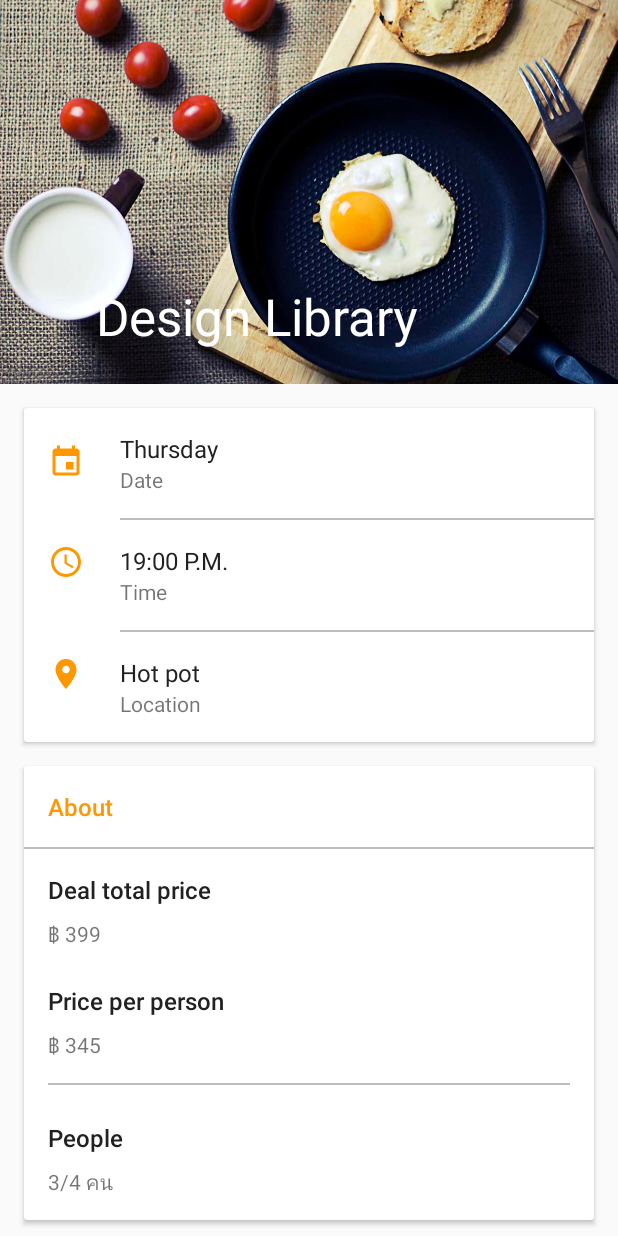
After one commit to PhompAng/EatyFinder, an Android app: the PartyDetailActivity screen opened directly, with no data from a screen before it, on a phone screen of 412 x 824 dp. The commit adds this screen. Run offline under Robolectric (Android 15) with nearby library versions, the phone set to English and light mode, and no system bars.

Commit message:
detail layout

```diff
--- a/app/src/main/AndroidManifest.xml
+++ b/app/src/main/AndroidManifest.xml
@@ -56,6 +56,9 @@
         <activity
             android:name=".AddActivity"
             android:theme="@style/AppTheme.NoActionBar" />
+        <activity
+            android:name=".PartyDetailActivity"
+            android:theme="@style/AppTheme.NoActionBar" />
     </application>
 
 </manifest>
--- /dev/null
+++ b/app/src/main/java/com/example/phompang/eatyfinder/PartyDetailActivity.java
@@ -0,0 +1,19 @@
+package com.example.phompang.eatyfinder;
+
+import android.support.design.widget.CollapsingToolbarLayout;
+import android.support.v7.app.AppCompatActivity;
+import android.os.Bundle;
+
+public class PartyDetailActivity extends AppCompatActivity {
+
+    private CollapsingToolbarLayout collapsingToolbarLayout;
+
+    @Override
+    protected void onCreate(Bundle savedInstanceState) {
+        super.onCreate(savedInstanceState);
+        setContentView(R.layout.activity_party_detail);
+
+        collapsingToolbarLayout = (CollapsingToolbarLayout) findViewById(R.id.collapsingToolbarLayout);
+        collapsingToolbarLayout.setTitle("Design Library");
+    }
+}
--- a/app/src/main/res/drawable/ic_access_time_black_16dp.xml
+++ b/app/src/main/res/drawable/ic_access_time_black_24dp.xml
@@ -1,4 +1,4 @@
-<vector android:height="16dp" android:viewportHeight="24.0"
-    android:viewportWidth="24.0" android:width="16dp" xmlns:android="http://schemas.android.com/apk/res/android">
+<vector android:height="24dp" android:viewportHeight="24.0"
+    android:viewportWidth="24.0" android:width="24dp" xmlns:android="http://schemas.android.com/apk/res/android">
     <path android:fillColor="#FF000000" android:pathData="M11.99,2C6.47,2 2,6.48 2,12s4.47,10 9.99,10C17.52,22 22,17.52 22,12S17.52,2 11.99,2zM12,20c-4.42,0 -8,-3.58 -8,-8s3.58,-8 8,-8 8,3.58 8,8 -3.58,8 -8,8zM12.5,7H11v6l5.25,3.15 0.75,-1.23 -4.5,-2.67z"/>
 </vector>
--- /dev/null
+++ b/app/src/main/res/drawable/ic_event_black_24dp.xml
@@ -0,0 +1,9 @@
+<vector xmlns:android="http://schemas.android.com/apk/res/android"
+        android:width="24dp"
+        android:height="24dp"
+        android:viewportWidth="24.0"
+        android:viewportHeight="24.0">
+    <path
+        android:fillColor="#FF000000"
+        android:pathData="M17,12h-5v5h5v-5zM16,1v2L8,3L8,1L6,1v2L5,3c-1.11,0 -1.99,0.9 -1.99,2L3,19c0,1.1 0.89,2 2,2h14c1.1,0 2,-0.9 2,-2L21,5c0,-1.1 -0.9,-2 -2,-2h-1L18,1h-2zM19,19L5,19L5,8h14v11z"/>
+</vector>
--- a/app/src/main/res/drawable/ic_person_black_16dp.xml
+++ b/app/src/main/res/drawable/ic_person_black_24dp.xml
@@ -1,4 +1,4 @@
-<vector android:height="16dp" android:viewportHeight="24.0"
-    android:viewportWidth="24.0" android:width="16dp" xmlns:android="http://schemas.android.com/apk/res/android">
+<vector android:height="24dp" android:viewportHeight="24.0"
+    android:viewportWidth="24.0" android:width="24dp" xmlns:android="http://schemas.android.com/apk/res/android">
     <path android:fillColor="#FF000000" android:pathData="M12,12c2.21,0 4,-1.79 4,-4s-1.79,-4 -4,-4 -4,1.79 -4,4 1.79,4 4,4zM12,14c-2.67,0 -8,1.34 -8,4v2h16v-2c0,-2.66 -5.33,-4 -8,-4z"/>
 </vector>
--- a/app/src/main/res/drawable/ic_place_black_16dp.xml
+++ b/app/src/main/res/drawable/ic_place_black_24dp.xml
@@ -1,4 +1,4 @@
-<vector android:height="16dp" android:viewportHeight="24.0"
-    android:viewportWidth="24.0" android:width="16dp" xmlns:android="http://schemas.android.com/apk/res/android">
+<vector android:height="24dp" android:viewportHeight="24.0"
+    android:viewportWidth="24.0" android:width="24dp" xmlns:android="http://schemas.android.com/apk/res/android">
     <path android:fillColor="#FF000000" android:pathData="M12,2C8.13,2 5,5.13 5,9c0,5.25 7,13 7,13s7,-7.75 7,-13c0,-3.87 -3.13,-7 -7,-7zM12,11.5c-1.38,0 -2.5,-1.12 -2.5,-2.5s1.12,-2.5 2.5,-2.5 2.5,1.12 2.5,2.5 -1.12,2.5 -2.5,2.5z"/>
 </vector>
--- /dev/null
+++ b/app/src/main/res/layout/activity_party_detail.xml
@@ -0,0 +1,48 @@
+<?xml version="1.0" encoding="utf-8"?>
+<android.support.design.widget.CoordinatorLayout xmlns:android="http://schemas.android.com/apk/res/android"
+    xmlns:app="http://schemas.android.com/apk/res-auto"
+    android:layout_width="match_parent"
+    android:layout_height="match_parent"
+    xmlns:tools="http://schemas.android.com/tools"
+    android:fitsSystemWindows="true"
+    tools:context="com.example.phompang.eatyfinder.PartyDetailActivity">
+
+    <android.support.design.widget.AppBarLayout
+        android:layout_width="match_parent"
+        android:layout_height="256dp"
+        android:theme="@style/ThemeOverlay.AppCompat.Dark.ActionBar">
+
+        <android.support.design.widget.CollapsingToolbarLayout
+            android:id="@+id/collapsingToolbarLayout"
+            android:layout_width="match_parent"
+            android:layout_height="match_parent"
+            app:expandedTitleMarginStart="64dp"
+            app:contentScrim="?attr/colorPrimary"
+            app:layout_scrollFlags="scroll|exitUntilCollapsed">
+
+            <ImageView
+                android:layout_width="match_parent"
+                android:layout_height="match_parent"
+                android:scaleType="centerCrop"
+                app:layout_collapseMode="parallax"
+                android:src="@drawable/breakfast" />
+
+            <android.support.v7.widget.Toolbar
+                android:id="@+id/toolbar"
+                android:layout_width="match_parent"
+                android:layout_height="?attr/actionBarSize"
+                android:minHeight="?attr/actionBarSize"
+                app:layout_collapseMode="pin"
+                app:popupTheme="@style/AppTheme.PopupOverlay" />
+        </android.support.design.widget.CollapsingToolbarLayout>
+
+    </android.support.design.widget.AppBarLayout>
+
+    <android.support.v4.widget.NestedScrollView
+        android:layout_width="match_parent"
+        android:layout_height="wrap_content"
+        app:layout_behavior="@string/appbar_scrolling_view_behavior">
+        <include layout="@layout/content_detail" />
+    </android.support.v4.widget.NestedScrollView>
+
+</android.support.design.widget.CoordinatorLayout>
--- /dev/null
+++ b/app/src/main/res/layout/content_detail.xml
@@ -0,0 +1,255 @@
+<?xml version="1.0" encoding="utf-8"?>
+<android.support.constraint.ConstraintLayout xmlns:android="http://schemas.android.com/apk/res/android"
+    android:layout_width="match_parent"
+    android:layout_height="wrap_content"
+    xmlns:app="http://schemas.android.com/apk/res-auto"
+    xmlns:tools="http://schemas.android.com/tools"
+    tools:showIn="@layout/activity_party_detail">
+
+    <android.support.v7.widget.CardView
+        android:id="@+id/detailTimeCard"
+        android:layout_width="0dp"
+        android:layout_height="wrap_content"
+        android:layout_marginStart="16dp"
+        app:layout_constraintLeft_toLeftOf="parent"
+        android:layout_marginEnd="16dp"
+        app:layout_constraintRight_toRightOf="parent"
+        android:layout_marginTop="16dp"
+        app:layout_constraintTop_toTopOf="parent">
+        <RelativeLayout
+            android:layout_width="match_parent"
+            android:layout_height="wrap_content"
+            android:paddingTop="16dp"
+            android:paddingLeft="16dp"
+            android:paddingBottom="16dp">
+            <ImageView
+                android:id="@+id/detailDateImg"
+                android:layout_width="24dp"
+                android:layout_height="24dp"
+                android:tint="@color/colorAccent"
+                android:layout_marginTop="8dp"
+                android:src="@drawable/ic_event_black_24dp"/>
+
+            <TextView
+                android:id="@+id/detailDate"
+                android:layout_width="wrap_content"
+                android:layout_height="wrap_content"
+                android:textColor="@color/textPrimary"
+                android:textSize="16sp"
+                android:text="Thursday"
+                android:layout_toEndOf="@+id/detailDateImg"
+                android:layout_marginStart="24dp" />
+            <TextView
+                android:id="@+id/detailDateText"
+                android:layout_width="wrap_content"
+                android:layout_height="wrap_content"
+                android:layout_below="@id/detailDate"
+                android:layout_alignLeft="@id/detailDate"
+                android:text="Date"/>
+            <View
+                android:id="@+id/detailDateDivider"
+                android:layout_width="match_parent"
+                android:layout_height="1dp"
+                android:layout_marginTop="16dp"
+                android:layout_marginBottom="16dp"
+                android:background="@color/colorDivider"
+                android:layout_below="@id/detailDateText"
+                android:layout_alignLeft="@id/detailDate"
+                android:layout_alignParentRight="true"/>
+            <ImageView
+                android:id="@+id/detailTimeImg"
+                android:layout_width="24dp"
+                android:layout_height="24dp"
+                android:tint="@color/colorAccent"
+                android:src="@drawable/ic_access_time_black_24dp"
+                android:layout_below="@+id/detailDateDivider"/>
+            <TextView
+                android:id="@+id/detailTime"
+                android:layout_width="wrap_content"
+                android:layout_height="wrap_content"
+                android:textColor="@color/textPrimary"
+                android:textSize="16sp"
+                android:text="19:00 P.M."
+                android:layout_toEndOf="@+id/detailTimeImg"
+                android:layout_below="@id/detailDateDivider"
+                android:layout_marginStart="24dp" />
+            <TextView
+                android:id="@+id/detailTimeText"
+                android:layout_width="wrap_content"
+                android:layout_height="wrap_content"
+                android:layout_below="@id/detailTime"
+                android:layout_alignLeft="@id/detailTime"
+                android:text="Time"/>
+            <View
+                android:id="@+id/detailTimeDivider"
+                android:layout_width="match_parent"
+                android:layout_height="1dp"
+                android:layout_marginTop="16dp"
+                android:layout_marginBottom="16dp"
+                android:background="@color/colorDivider"
+                android:layout_below="@id/detailTimeText"
+                android:layout_alignLeft="@id/detailDate"
+                android:layout_alignParentRight="true"/>
+            <ImageView
+                android:id="@+id/detailLocationImg"
+                android:layout_width="24dp"
+                android:layout_height="24dp"
+                android:tint="@color/colorAccent"
+                android:src="@drawable/ic_place_black_24dp"
+                android:layout_below="@+id/detailTimeDivider"/>
+            <TextView
+                android:id="@+id/detailLocation"
+                android:layout_width="wrap_content"
+                android:layout_height="wrap_content"
+                android:textColor="@color/textPrimary"
+                android:textSize="16sp"
+                android:text="Hot pot"
+                android:layout_toEndOf="@+id/detailLocationImg"
+                android:layout_below="@id/detailTimeDivider"
+                android:layout_marginStart="24dp" />
+            <TextView
+                android:id="@+id/detailLocationText"
+                android:layout_width="wrap_content"
+                android:layout_height="wrap_content"
+                android:layout_below="@id/detailLocation"
+                android:layout_alignLeft="@id/detailLocation"
+                android:text="Location"/>
+
+        </RelativeLayout>
+    </android.support.v7.widget.CardView>
+
+    <android.support.v7.widget.CardView
+        android:id="@+id/detailAboutCard"
+        android:layout_width="0dp"
+        android:layout_height="wrap_content"
+        android:layout_marginTop="16dp"
+        app:layout_constraintTop_toBottomOf="@+id/detailTimeCard"
+        android:layout_marginStart="16dp"
+        app:layout_constraintLeft_toLeftOf="parent"
+        android:layout_marginEnd="16dp"
+        app:layout_constraintRight_toRightOf="parent">
+        <LinearLayout
+            android:orientation="vertical"
+            android:layout_width="match_parent"
+            android:layout_height="match_parent">
+            <LinearLayout
+                android:orientation="vertical"
+                android:layout_width="match_parent"
+                android:layout_height="wrap_content"
+                android:padding="16dp">
+                <TextView
+                    android:layout_width="match_parent"
+                    android:layout_height="wrap_content"
+                    android:textSize="16sp"
+                    android:fontFamily="sans-serif-medium"
+                    android:textColor="@color/colorAccent"
+                    android:text="About"/>
+            </LinearLayout>
+            <View
+                android:layout_width="match_parent"
+                android:layout_height="1dp"
+                android:background="@color/colorDivider"/>
+            <LinearLayout
+                android:orientation="vertical"
+                android:layout_width="match_parent"
+                android:layout_height="wrap_content"
+                android:padding="16dp">
+                <TextView
+                    android:layout_width="match_parent"
+                    android:layout_height="wrap_content"
+                    android:text="Deal total price"
+                    android:textSize="16sp"
+                    android:textColor="@color/textPrimary"
+                    android:fontFamily="sans-serif-medium"/>
+                <TextView
+                    android:id="@+id/detailPrice"
+                    android:layout_width="match_parent"
+                    android:layout_height="wrap_content"
+                    android:layout_marginTop="@dimen/text_vertical_padding"
+                    android:text="฿ 399"/>
+                <TextView
+                    android:layout_width="match_parent"
+                    android:layout_height="wrap_content"
+                    android:text="Price per person"
+                    android:textSize="16sp"
+                    android:layout_marginTop="24dp"
+                    android:textColor="@color/textPrimary"
+                    android:fontFamily="sans-serif-medium"/>
+                <TextView
+                    android:id="@+id/detailPricePerPerson"
+                    android:layout_width="match_parent"
+                    android:layout_height="wrap_content"
+                    android:layout_marginTop="@dimen/text_vertical_padding"
+                    android:text="฿ 345"/>
+                <View
+                    android:layout_width="match_parent"
+                    android:layout_height="1dp"
+                    android:layout_marginTop="@dimen/activity_vertical_margin"
+                    android:background="@color/colorDivider"/>
+                <TextView
+                    android:layout_width="match_parent"
+                    android:layout_height="wrap_content"
+                    android:text="People"
+                    android:textSize="16sp"
+                    android:layout_marginTop="24dp"
+                    android:textColor="@color/textPrimary"
+                    android:fontFamily="sans-serif-medium"/>
+                <TextView
+                    android:id="@+id/detailPeople"
+                    android:layout_width="match_parent"
+                    android:layout_height="wrap_content"
+                    android:layout_marginTop="@dimen/text_vertical_padding"
+                    android:text="3/4 คน"/>
+            </LinearLayout>
+        </LinearLayout>
+    </android.support.v7.widget.CardView>
+
+    <android.support.v7.widget.CardView
+        android:id="@+id/detailDescCard"
+        android:layout_width="0dp"
+        android:layout_height="wrap_content"
+        android:layout_marginTop="16dp"
+        app:layout_constraintTop_toBottomOf="@+id/detailAboutCard"
+        android:layout_marginBottom="16dp"
+        app:layout_constraintBottom_toBottomOf="parent"
+        android:layout_marginStart="16dp"
+        app:layout_constraintLeft_toLeftOf="parent"
+        android:layout_marginEnd="16dp"
+        app:layout_constraintRight_toRightOf="parent">
+        <LinearLayout
+            android:orientation="vertical"
+            android:layout_width="match_parent"
+            android:layout_height="match_parent">
+            <LinearLayout
+                android:orientation="vertical"
+                android:layout_width="match_parent"
+                android:layout_height="wrap_content"
+                android:padding="16dp">
+                <TextView
+                    android:layout_width="match_parent"
+                    android:layout_height="wrap_content"
+                    android:textSize="16sp"
+                    android:fontFamily="sans-serif-medium"
+                    android:textColor="@color/colorAccent"
+                    android:text="Description"/>
+            </LinearLayout>
+            <View
+                android:layout_width="match_parent"
+                android:layout_height="1dp"
+                android:background="@color/colorDivider"/>
+            <LinearLayout
+                android:orientation="vertical"
+                android:layout_width="match_parent"
+                android:layout_height="wrap_content"
+                android:padding="16dp">
+            <TextView
+                android:id="@+id/detailDesc"
+                android:layout_width="match_parent"
+                android:layout_height="wrap_content"
+                android:layout_marginTop="@dimen/text_vertical_padding"
+                android:text="“Lorem ipsum dolor sit amet, consectetur adipiscing elit.”"/>
+            </LinearLayout>
+        </LinearLayout>
+    </android.support.v7.widget.CardView>
+
+</android.support.constraint.ConstraintLayout>
--- a/app/src/main/res/layout/party_card_layout.xml
+++ b/app/src/main/res/layout/party_card_layout.xml
@@ -2,6 +2,7 @@
 <android.support.constraint.ConstraintLayout
     xmlns:android="http://schemas.android.com/apk/res/android"
     xmlns:app="http://schemas.android.com/apk/res-auto"
+    android:id="@+id/partyCard"
     android:layout_width="match_parent"
     android:layout_height="150dp"
     android:background="@color/white">
```
